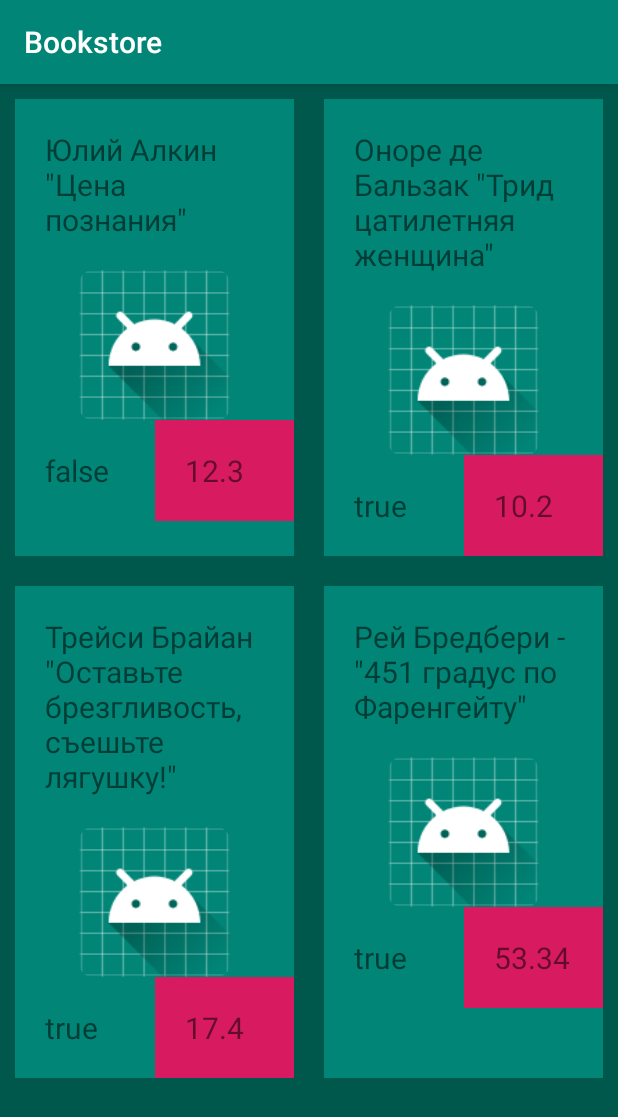
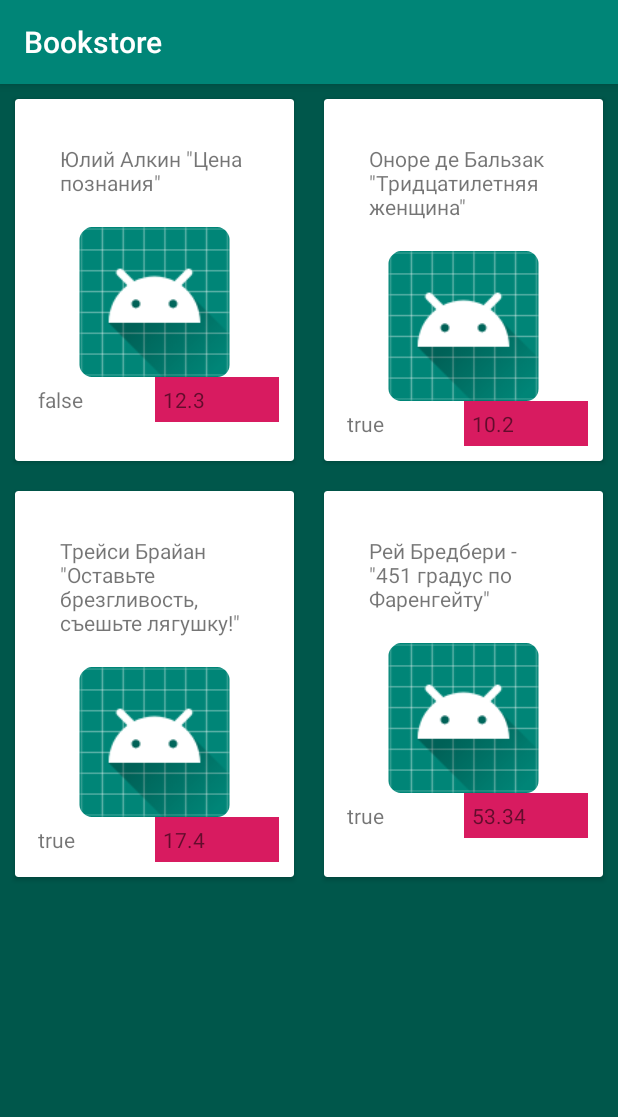
Before and after one commit to yuliyabondarenko/bookstore-android-app, an Android app: the screen it shows after launch (MainActivity), on a phone screen of 412 x 824 dp. Shown: the top 1117 px of the screen. Run offline under Robolectric (Android 15) with nearby library versions, the phone set to English and light mode, and no system bars; our stand-ins replace data binding.

```diff
--- a/app/build.gradle
+++ b/app/build.gradle
@@ -21,6 +21,7 @@ android {
             proguardFiles getDefaultProguardFile('proguard-android-optimize.txt'), 'proguard-rules.pro'
         }
     }
+    dataBinding.enabled = true
 }
 
 dependencies {
@@ -33,4 +34,5 @@ dependencies {
     androidTestImplementation 'androidx.test.ext:junit:1.1.1'
     androidTestImplementation 'androidx.test.espresso:espresso-core:3.2.0'
     implementation 'androidx.recyclerview:recyclerview:1.0.0'
+    implementation 'androidx.cardview:cardview:1.0.0'
 }
--- a/app/src/main/java/com/jubee/bookstore/BookAdapter.kt
+++ b/app/src/main/java/com/jubee/bookstore/BookAdapter.kt
@@ -1,29 +1,34 @@
 package com.jubee.bookstore
 
 import android.view.LayoutInflater
+import android.view.View
 import android.view.ViewGroup
 import androidx.recyclerview.widget.RecyclerView
 import com.jubee.bookstore.model.BookModel
-import kotlinx.android.synthetic.main.book_list_item.view.*
+import androidx.databinding.DataBindingUtil
+import com.jubee.bookstore.databinding.BookListItemBinding
+
 
 public class BookAdapter(private val items: List<BookModel>) :
-    RecyclerView.Adapter<RecyclerView.ViewHolder>() {
+    RecyclerView.Adapter<BookAdapter.BookItemViewHolder>() {
 
     override fun getItemCount() = items.size
 
-    override fun onCreateViewHolder(parent: ViewGroup, viewType: Int): RecyclerView.ViewHolder {
-        return object : RecyclerView.ViewHolder(
-            LayoutInflater.from(parent.context).inflate(
-                R.layout.book_list_item,
-                parent,
-                false
-            )
-        ) {}
+    override fun onCreateViewHolder(parent: ViewGroup, viewType: Int): BookItemViewHolder {
+        val inflater = LayoutInflater.from(parent.context)
+        val binding = BookListItemBinding.inflate(inflater, parent, false)
+        return BookItemViewHolder(binding.root)
     }
 
-    override fun onBindViewHolder(holder: RecyclerView.ViewHolder, position: Int) {
-        holder.itemView.bookName?.text = items[position].name
-        holder.itemView.bookPrice?.text = items[position].price.toString()
-        holder.itemView.bookAbsent?.text = items[position].absent.toString()
+    override fun onBindViewHolder(holder:  BookItemViewHolder, position: Int) {
+        holder.binding?.book=items[position]
+    }
+
+    inner class BookItemViewHolder(v: View) : RecyclerView.ViewHolder(v) {
+        var binding: BookListItemBinding? = null
+
+        init {
+            binding = DataBindingUtil.bind(v)
+        }
     }
 }
--- a/app/src/main/res/layout/book_list_item.xml
+++ b/app/src/main/res/layout/book_list_item.xml
@@ -1,11 +1,24 @@
 <?xml version="1.0" encoding="utf-8"?>
-<androidx.constraintlayout.widget.ConstraintLayout xmlns:android="http://schemas.android.com/apk/res/android"
-    xmlns:app="http://schemas.android.com/apk/res-auto"
-    xmlns:tools="http://schemas.android.com/tools"
+<layout xmlns:android="http://schemas.android.com/apk/res/android"
+    xmlns:app="http://schemas.android.com/apk/res-auto">
+
+    <data>
+        <variable
+            name="book"
+            type="com.jubee.bookstore.model.BookModel" />
+    </data>
+
+    <androidx.cardview.widget.CardView
         android:layout_width="match_parent"
         android:layout_height="wrap_content"
         android:layout_margin="10dp"
         android:background="@color/colorPrimary"
+        android:orientation="vertical">
+
+        <androidx.constraintlayout.widget.ConstraintLayout
+            android:layout_width="match_parent"
+            android:layout_height="wrap_content"
+            android:layout_margin="10dp"
             android:orientation="vertical">
 
             <TextView
@@ -13,8 +26,9 @@
                 android:layout_width="match_parent"
                 android:layout_height="wrap_content"
                 android:padding="20dp"
-        android:textSize="20sp"
+                android:text="@{book.name}"
                 app:layout_constraintEnd_toEndOf="parent"
+                app:layout_constraintHorizontal_bias="0.0"
                 app:layout_constraintStart_toStartOf="parent"
                 app:layout_constraintTop_toTopOf="parent" />
 
@@ -22,7 +36,9 @@
                 android:id="@+id/bookImage"
                 android:layout_width="match_parent"
                 android:layout_height="100dp"
+                android:contentDescription="@string/book_image_description"
                 app:layout_constraintEnd_toEndOf="parent"
+                app:layout_constraintHorizontal_bias="0.0"
                 app:layout_constraintStart_toStartOf="parent"
                 app:layout_constraintTop_toBottomOf="@+id/bookName"
                 app:srcCompat="@mipmap/ic_launcher" />
@@ -32,27 +48,32 @@
                 android:layout_width="wrap_content"
                 android:layout_height="wrap_content"
                 android:orientation="vertical"
-        app:layout_constraintGuide_percent="0.50" />
-
-    <TextView
-        android:id="@+id/bookAbsent"
-        android:layout_width="0dp"
-        android:layout_height="wrap_content"
-        android:padding="20dp"
-        android:textSize="20sp"
-        app:layout_constraintStart_toStartOf="parent"
-        app:layout_constraintEnd_toEndOf="@+id/guideline"
-        app:layout_constraintTop_toBottomOf="@+id/bookImage" />
+                app:layout_constraintGuide_percent="0.5" />
 
             <TextView
                 android:id="@+id/bookPrice"
                 android:layout_width="0dp"
                 android:layout_height="wrap_content"
                 android:background="@color/colorAccent"
-        android:padding="20dp"
-        android:textSize="20sp"
-        app:layout_constraintStart_toStartOf="@+id/guideline"
-        app:layout_constraintEnd_toEndOf="parent"
+                android:padding="5dp"
+                android:text="@{String.valueOf(book.price)}"
+                app:layout_constraintTop_toBottomOf="@id/bookImage"
+                app:layout_constraintStart_toEndOf="@id/guideline"
+                app:layout_constraintBottom_toBottomOf="parent"
+                app:layout_constraintEnd_toEndOf="parent" />
+
+            <TextView
+                android:id="@+id/bookAbsent"
+                android:layout_width="0dp"
+                android:layout_height="wrap_content"
+                android:padding="5dp"
+                android:text="@{String.valueOf(book.absent)}"
+                app:layout_constraintEnd_toEndOf="@+id/guideline"
+                app:layout_constraintStart_toStartOf="parent"
                 app:layout_constraintTop_toBottomOf="@+id/bookImage" />
 
         </androidx.constraintlayout.widget.ConstraintLayout>
+
+    </androidx.cardview.widget.CardView>
+
+</layout>
--- a/app/src/main/res/values/strings.xml
+++ b/app/src/main/res/values/strings.xml
@@ -1,3 +1,4 @@
 <resources>
     <string name="app_name">Bookstore</string>
+    <string name="book_image_description">book image</string>
 </resources>
```
Lines whose indentation alone changed are shown as unchanged.
